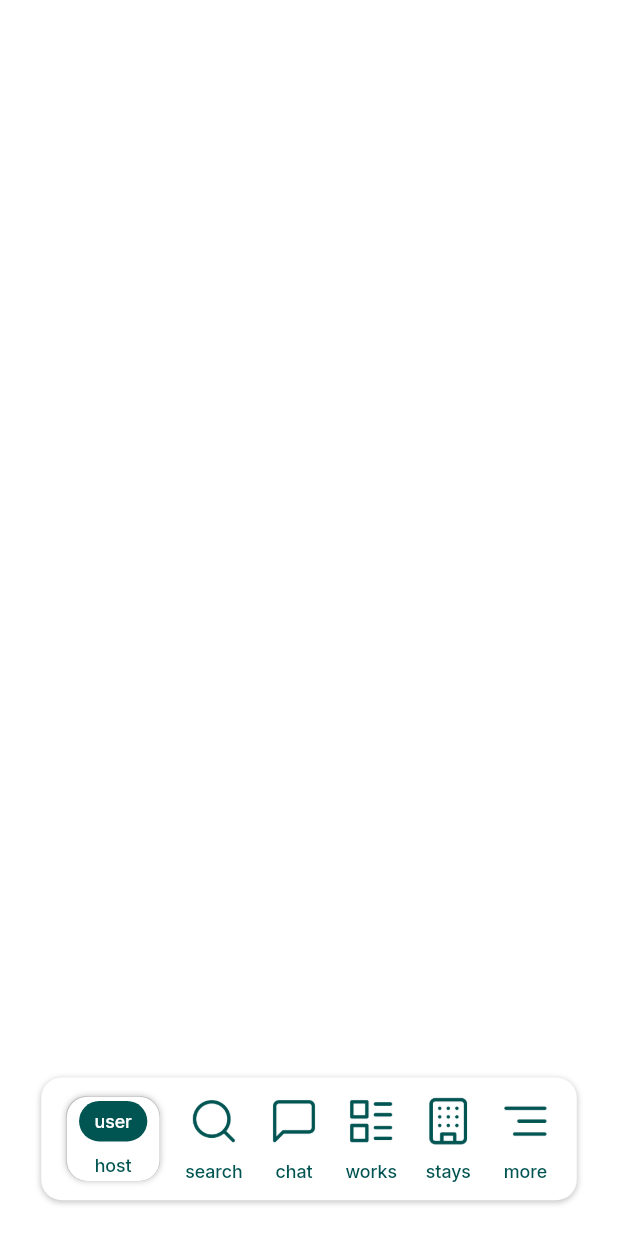
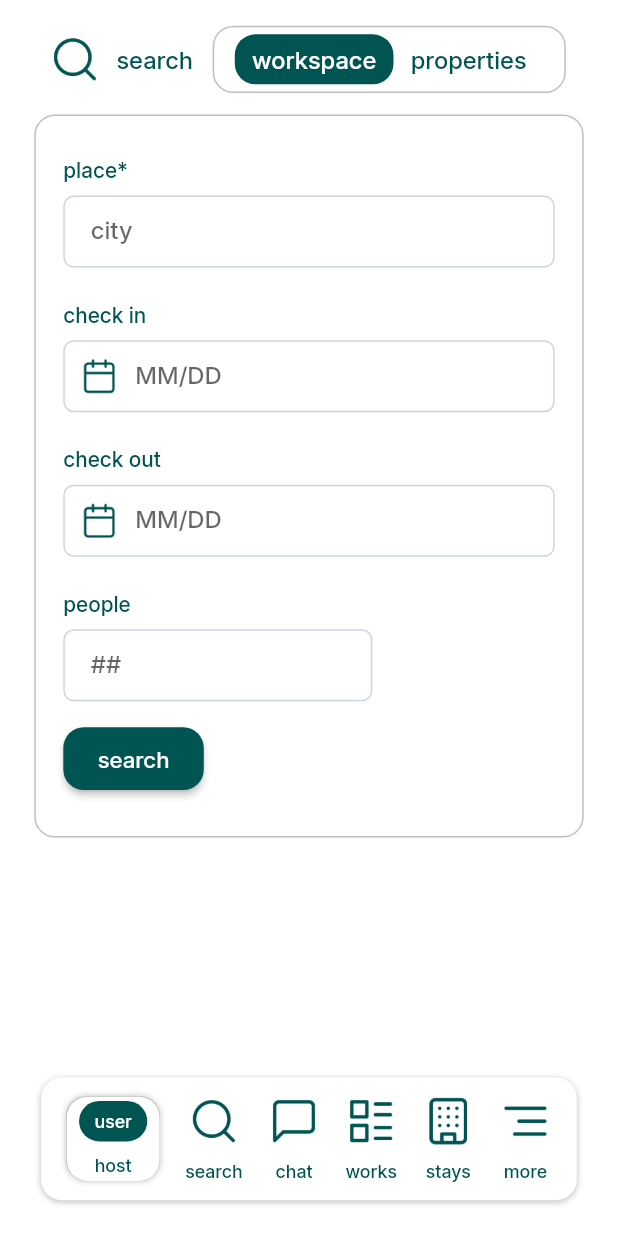
Before and after one commit to deepanshdubey/balcony-flutter, a Flutter app: the HomePage screen opened by its route, on a phone screen of 412 x 824 dp. Run offline on Flutter 3.47's test engine with Material 3 defaults, Android fonts, the light colour scheme and no system bars; our stand-ins replace auto_route, cached_network_image, flutter_mobx, flutter_screenutil, form_field_validator, get_it and 3 more; accounts and stored records are empty; generated files the repository leaves out were written again.

Commit message:
search workspace & properties widget added

```diff
--- a/lib/core/assets/asset_manager.dart
+++ b/lib/core/assets/asset_manager.dart
@@ -27,6 +27,12 @@ class AssetManager {
   String get bottomNavigationStays => Assets.imagesStays;
 
   String get bottomNavigationMore => Assets.imagesMore;
+
+  String get calender => Assets.imagesCalendar;
+
+  String get beds => Assets.imagesBeds;
+
+  String get baths => Assets.imagesBaths;
 }
 
 final assetManager = locator<AssetManager>();
--- a/lib/ui/home/ui/home_page.dart
+++ b/lib/ui/home/ui/home_page.dart
@@ -1,4 +1,5 @@
 import 'package:auto_route/annotations.dart';
+import 'package:balcony/ui/home/ui/tabs/user_and_host/ui/user_and_host_page.dart';
 import 'package:balcony/ui/home/widget/bottom_navigation.dart';
 import 'package:flutter/material.dart';
 
@@ -11,11 +12,34 @@ class HomePage extends StatefulWidget {
 }
 
 class _HomePageState extends State<HomePage> {
+  late Map<String, Widget> bottomPages;
+  late Widget homePage;
+  String selectedTab = 'user';
+
+  @override
+  void initState() {
+    bottomPages = {
+      "search": const Center(child: Text("Search")),
+      "chat": const Center(child: Text("Chat")),
+      "works": const Center(child: Text("Works")),
+      "stays": const Center(child: Text("Stays")),
+      "more": const Center(child: Text("More")),
+    };
+    super.initState();
+  }
+
   @override
   Widget build(BuildContext context) {
     return Scaffold(
+      body: bottomPages.containsKey(selectedTab)
+          ? bottomPages[selectedTab]
+          : UserAndHostPage(isUserSelected: selectedTab == 'user'),
       bottomNavigationBar: BottomNavigation(
-        onItemSelected: (_) {},
+        onItemSelected: (s) {
+          setState(() {
+            selectedTab = s;
+          });
+        },
       ),
     );
   }
--- /dev/null
+++ b/lib/ui/home/ui/tabs/user_and_host/ui/user_and_host_page.dart
@@ -0,0 +1,106 @@
+import 'package:balcony/ui/home/ui/tabs/user_and_host/widget/search_properties_widget.dart';
+import 'package:balcony/ui/home/ui/tabs/user_and_host/widget/search_workspaces_widget.dart';
+import 'package:balcony/values/extensions/theme_ext.dart';
+import 'package:flutter/material.dart';
+import 'package:flutter_screenutil/flutter_screenutil.dart';
+
+import '../../../../../../widget/app_image.dart';
+
+class UserAndHostPage extends StatefulWidget {
+  final bool isUserSelected;
+
+  const UserAndHostPage({super.key, required this.isUserSelected});
+
+  @override
+  State<UserAndHostPage> createState() => _UserAndHostPageState();
+}
+
+class _UserAndHostPageState extends State<UserAndHostPage> {
+  int _currentIndex = 0;
+
+  void _onTabTapped(int index) {
+    setState(() {
+      _currentIndex = index;
+    });
+  }
+
+  @override
+  Widget build(BuildContext context) {
+    final theme = Theme.of(context);
+    return SafeArea(
+      child: ListView(
+        children: [
+          12.h.verticalSpace,
+          tabBar(theme),
+          10.h.verticalSpace,
+          _currentIndex == 0
+              ? const SearchWorkspacesWidget()
+              : const SearchPropertiesWidget()
+        ],
+      ),
+    );
+  }
+
+  Widget tabBar(ThemeData theme) {
+    return Row(
+      crossAxisAlignment: CrossAxisAlignment.center,
+      children: [
+        24.h.horizontalSpace,
+        AppImage(
+          assetPath: theme.assets.bottomNavigationSearch,
+          height: 30.r,
+          width: 30.r,
+        ),
+        8.w.horizontalSpace,
+        Text(
+          "search",
+          style: theme.textTheme.bodyMedium?.copyWith(
+            color: theme.primaryColor,
+            fontSize: 16.spMin,
+            fontWeight: FontWeight.w500,
+          ),
+        ),
+        10.w.horizontalSpace,
+        Container(
+          padding: EdgeInsets.symmetric(horizontal: 12.w, vertical: 4.h),
+          decoration: BoxDecoration(
+              borderRadius: BorderRadius.all(Radius.circular(12.r)),
+              border: Border.all(color: Colors.black.withOpacity(.25))),
+          child: Row(
+            mainAxisSize: MainAxisSize.min,
+            crossAxisAlignment: CrossAxisAlignment.start,
+            children: [
+              _buildTab(theme, "workspace", 0),
+              _buildTab(theme, "properties", 1),
+            ],
+          ),
+        ),
+      ],
+    );
+  }
+
+  Widget _buildTab(ThemeData theme, String text, int index) {
+    bool isActive = _currentIndex == index;
+    return GestureDetector(
+      onTap: () => _onTabTapped(index),
+      child: Container(
+        padding: EdgeInsets.symmetric(horizontal: 10.w, vertical: 6.h),
+        decoration: BoxDecoration(
+            color: isActive ? theme.colors.primaryColor : Colors.transparent,
+            borderRadius: BorderRadius.all(Radius.circular(12.r))),
+        child: Text(
+          text,
+          maxLines: 1,
+          overflow: TextOverflow.ellipsis,
+          style: theme.textTheme.bodyMedium?.copyWith(
+            fontSize: 16.spMin,
+            fontWeight: FontWeight.w500,
+            color: _currentIndex == index
+                ? theme.colors.backgroundColor
+                : theme.colors.primaryColor,
+          ),
+        ),
+      ),
+    );
+  }
+}
--- /dev/null
+++ b/lib/ui/home/ui/tabs/user_and_host/widget/search_workspaces_widget.dart
@@ -0,0 +1,175 @@
+import 'package:balcony/core/locator/locator.dart';
+import 'package:balcony/values/extensions/context_ext.dart';
+import 'package:balcony/values/extensions/theme_ext.dart';
+import 'package:balcony/widget/app_image.dart';
+import 'package:balcony/widget/app_text_field.dart';
+import 'package:balcony/widget/primary_button.dart';
+import 'package:flutter/material.dart';
+import 'package:flutter_screenutil/flutter_screenutil.dart';
+
+class SearchWorkspacesWidget extends StatefulWidget {
+  const SearchWorkspacesWidget({super.key});
+
+  @override
+  State<SearchWorkspacesWidget> createState() => _SearchWorkspacesWidgetState();
+}
+
+class _SearchWorkspacesWidgetState extends State<SearchWorkspacesWidget> {
+  late final GlobalKey<FormState> _formKey = GlobalKey();
+  late TextEditingController placeController;
+  late TextEditingController checkInController;
+  late TextEditingController checkOutController;
+  late TextEditingController peopleController;
+  late FocusNode placeNode;
+  late FocusNode checkInNode;
+  late FocusNode checkOutNode;
+  late FocusNode peopleNode;
+
+  @override
+  void initState() {
+    super.initState();
+    placeController = TextEditingController();
+    checkInController = TextEditingController();
+    checkOutController = TextEditingController();
+    peopleController = TextEditingController();
+    placeNode = FocusNode();
+    checkInNode = FocusNode();
+    checkOutNode = FocusNode();
+    peopleNode = FocusNode();
+  }
+
+  @override
+  void dispose() {
+    placeController.dispose();
+    checkInController.dispose();
+    checkOutController.dispose();
+    peopleController.dispose();
+    placeNode.dispose();
+    checkInNode.dispose();
+    checkOutNode.dispose();
+    peopleNode.dispose();
+    super.dispose();
+  }
+
+  @override
+  Widget build(BuildContext context) {
+    final theme = Theme.of(context);
+    return Form(
+      key: _formKey,
+      child: Container(
+        width: context.width,
+        padding: EdgeInsets.symmetric(horizontal: 16.w, vertical: 4.h),
+        margin: EdgeInsets.symmetric(horizontal: 20.w),
+        decoration: BoxDecoration(
+            borderRadius: BorderRadius.all(Radius.circular(12.r)),
+            border: Border.all(color: Colors.black.withOpacity(.25))),
+        child: Column(
+          mainAxisSize: MainAxisSize.min,
+          crossAxisAlignment: CrossAxisAlignment.start,
+          children: [
+            16.h.verticalSpace,
+            AppTextField(
+              controller: placeController,
+              focusNode: placeNode,
+              validator: (place) {
+                if (place?.isNotEmpty == true) {
+                  return null;
+                } else {
+                  return 'please enter city';
+                }
+              },
+              label: 'place*',
+              hintText: "city",
+              textInputAction: TextInputAction.next,
+            ),
+            16.h.verticalSpace,
+            AppTextField(
+              controller: checkInController,
+              focusNode: checkInNode,
+              readOnly: true,
+              onTap: () {},
+              prefixIcon: Padding(
+                padding: EdgeInsets.all(10.r),
+                child: AppImage(
+                  height: 16.r,
+                  width: 16.r,
+                  assetPath: theme.assets.calender,
+                ),
+              ),
+              label: 'check in',
+              hintText: 'MM/DD',
+            ),
+            16.h.verticalSpace,
+            AppTextField(
+              controller: checkOutController,
+              focusNode: checkOutNode,
+              prefixIcon: Padding(
+                padding: EdgeInsets.all(10.r),
+                child: AppImage(
+                  height: 16.r,
+                  width: 16.r,
+                  assetPath: theme.assets.calender,
+                ),
+              ),
+              readOnly: true,
+              onTap: () {},
+              label: 'check out',
+              hintText: 'MM/DD',
+            ),
+            16.h.verticalSpace,
+            SizedBox(
+              width: context.width / 2,
+              child: AppTextField(
+                controller: peopleController,
+                focusNode: peopleNode,
+                label: 'people',
+                hintText: '##',
+                keyboardType: TextInputType.number,
+              ),
+            ),
+            10.h.verticalSpace,
+            PrimaryButton(
+              text: "search",
+              onPressed: () {
+                if (_formKey.currentState!.validate() == true) {
+                  logger.w("message");
+                }
+              },
+            ),
+            16.h.verticalSpace,
+          ],
+        ),
+      ),
+    );
+  }
+
+  Widget socialButton(ThemeData theme,
+      {required String image,
+      required String text,
+      required VoidCallback onPressed}) {
+    return Expanded(
+      child: OutlinedButton.icon(
+        style: OutlinedButton.styleFrom(
+            padding: EdgeInsets.symmetric(horizontal: 20.w, vertical: 10.h),
+            backgroundColor: Colors.transparent,
+            side: BorderSide(color: Theme.of(context).colors.strokeColor),
+            shape: RoundedRectangleBorder(
+              borderRadius: BorderRadius.circular(12.r),
+            )),
+        icon: AppImage(
+          assetPath: image,
+          height: 16.r,
+          width: 16.r,
+        ),
+        onPressed: onPressed,
+        label: Text(
+          text,
+          style: theme.textTheme.bodyMedium?.copyWith(
+            fontWeight: FontWeight.w500,
+            fontSize: 14.spMin,
+          ),
+        ),
+      ),
+    );
+  }
+}
--- a/lib/values/colors.dart
+++ b/lib/values/colors.dart
@@ -24,7 +24,7 @@ class AppColor {
 
   Color get subtitleColor => const Color(0xff181E22);
 
-  Color get dividerColor => const Color(0xffEDEEEE);
+  Color get dividerColor => const Color(0xff005451);
 
   Color get containerColor => Colors.white;
 }
--- a/lib/widget/app_text_field.dart
+++ b/lib/widget/app_text_field.dart
@@ -70,11 +70,11 @@ class AppTextField extends StatelessWidget {
                 vertical: 5.h,
                 horizontal: 16.w,
               ),
-            labelText: label,
+              labelText: hintText,
               hintText: hintText,
               suffixIcon: suffixIcon,
               prefixIcon: prefixIcon,
-          ),
+              floatingLabelBehavior: FloatingLabelBehavior.never),
       keyboardType: keyboardType,
       obscureText: obscureText,
       obscuringCharacter: "*",
```
Also changed, not shown: lib/ui/auth/ui/bottomsheet/onboarding_bottomsheet.dart (+1 -51 lines), lib/ui/home/ui/tabs/user_and_host/widget/search_properties_widget.dart (added, +205 -0 lines), assets/images/baths.png (added), assets/images/beds.png (added), assets/images/calendar.png (added). Lines whose indentation alone changed are shown as unchanged.
